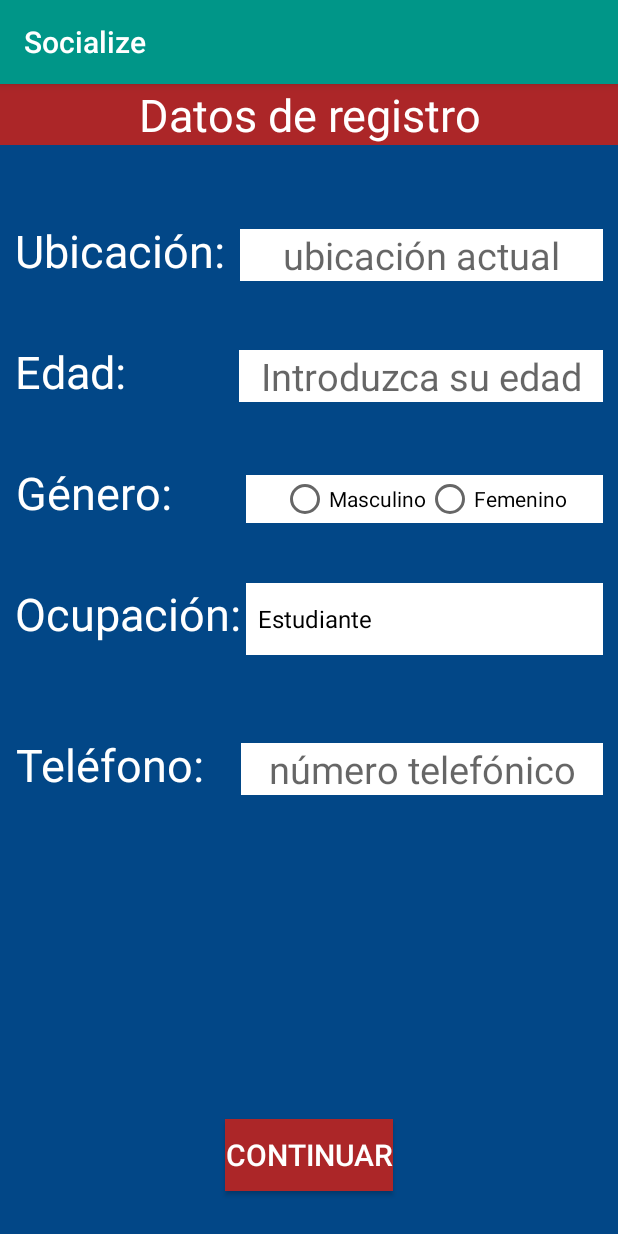
After one commit to AdrianLeyva/Socialize, an Android app: the RegisterActivity screen opened directly, with no data from a screen before it, on a phone screen of 412 x 824 dp. The commit adds this screen. Run offline under Robolectric (Android 15) with nearby library versions, the phone set to English and light mode, and no system bars.

Commit message:
Register activity design --- ready

```diff
--- a/app/src/main/java/teamprogra/app/domain/User.java
+++ b/app/src/main/java/teamprogra/app/domain/User.java
@@ -1,4 +1,6 @@
 package teamprogra.app.domain;
+
+import android.net.Uri;
 
 import com.google.gson.Gson;
 
@@ -9,19 +11,18 @@ public class User {
 
     private String name;
     private String email;
+    private Uri photo;
     private int age;
     private String occupation;
+    private String ubication;
+    private String gender;
+    private long phone;
+    private int organizedEvents;
+    private int score;
 
     public User(String name, String email) {
         this.name = name;
         this.email = email;
-    }
-
-    public User(String name, String email, int age, String occupation) {
-        this.name = name;
-        this.email = email;
-        this.age = age;
-        this.occupation = occupation;
     }
 
     /**
@@ -58,6 +59,14 @@ public class User {
         this.email = email;
     }
 
+    public Uri getPhoto() {
+        return photo;
+    }
+
+    public void setPhoto(Uri photo) {
+        this.photo = photo;
+    }
+
     public int getAge() {
         return age;
     }
@@ -73,4 +82,44 @@ public class User {
     public void setOccupation(String occupation) {
         this.occupation = occupation;
     }
+
+    public String getUbication() {
+        return ubication;
+    }
+
+    public void setUbication(String ubication) {
+        this.ubication = ubication;
+    }
+
+    public String getGender() {
+        return gender;
+    }
+
+    public void setGender(String gender) {
+        this.gender = gender;
+    }
+
+    public long getPhone() {
+        return phone;
+    }
+
+    public void setPhone(long phone) {
+        this.phone = phone;
+    }
+
+    public int getOrganizedEvents() {
+        return organizedEvents;
+    }
+
+    public void setOrganizedEvents(int organizedEvents) {
+        this.organizedEvents = organizedEvents;
+    }
+
+    public int getScore() {
+        return score;
+    }
+
+    public void setScore(int score) {
+        this.score = score;
+    }
 }
--- a/app/src/main/java/teamprogra/app/socialize/socialize/LoginActivity.java
+++ b/app/src/main/java/teamprogra/app/socialize/socialize/LoginActivity.java
@@ -13,7 +13,6 @@ import com.google.android.gms.auth.api.signin.GoogleSignInOptions;
 import com.google.android.gms.auth.api.signin.GoogleSignInResult;
 import com.google.android.gms.common.ConnectionResult;
 import com.google.android.gms.common.api.GoogleApiClient;
-
 import teamprogra.app.domain.User;
 import teamprogra.app.persistence.SocializeSQLiteOpenHelper;
 import teamprogra.app.util.Util;
@@ -88,6 +87,7 @@ public class LoginActivity extends AppCompatActivity implements GoogleApiClient.
                 user = new User(acct.getDisplayName(),acct.getEmail());
                 app = (SocializeApplication) getApplicationContext();
                 app.registerLogIn();
+                app.registerSignInGoogle();
                 Util.showToastShort(this,user.getName());
                 Util.sendAndFinish(this,ModosActivity.class);
             }
@@ -101,6 +101,8 @@ public class LoginActivity extends AppCompatActivity implements GoogleApiClient.
     public void onConnectionFailed(ConnectionResult connectionResult) {
 
     }
+
+
 
     public void configureGoogleApi(){
         // Configure sign-in to request the user's ID, email address, and basic profile. ID and
--- a/app/src/main/java/teamprogra/app/socialize/socialize/MainActivity.java
+++ b/app/src/main/java/teamprogra/app/socialize/socialize/MainActivity.java
@@ -13,13 +13,13 @@ import android.view.Menu;
 import android.view.MenuItem;
 import android.view.Window;
 import android.view.WindowManager;
-
+import com.google.android.gms.common.api.GoogleApiClient;
 import teamprogra.app.domain.User;
 import teamprogra.app.persistence.SocializeSQLiteOpenHelper;
 import teamprogra.app.util.Util;
 
 public class MainActivity extends AppCompatActivity
-        implements NavigationView.OnNavigationItemSelectedListener {
+        implements NavigationView.OnNavigationItemSelectedListener, GoogleApiClient.ConnectionCallbacks {
 
     private SocializeApplication app;
     private User user;
@@ -71,6 +71,12 @@ public class MainActivity extends AppCompatActivity
         if (id == R.id.action_logOut) {
             SocializeApplication app = (SocializeApplication) getApplicationContext();
             app.registerLogOut();
+            if(app.isSignInGoogle()){
+                app.registerLogOutGoogle();
+            }
+            else {
+                app.registerLogOutFacebook();
+            }
             Util.sendAndFinish(MainActivity.this,LoginActivity.class);
             return true;
         }
@@ -109,4 +115,15 @@ public class MainActivity extends AppCompatActivity
         pointer.moveToNext();
         user = new User(pointer.getString(0),pointer.getString(1));
     }
+
+
+    @Override
+    public void onConnected(Bundle bundle) {
+
+    }
+
+    @Override
+    public void onConnectionSuspended(int i) {
+
+    }
 }
--- /dev/null
+++ b/app/src/main/java/teamprogra/app/socialize/socialize/RegisterActivity.java
@@ -0,0 +1,38 @@
+package teamprogra.app.socialize.socialize;
+
+import android.support.v7.app.AppCompatActivity;
+import android.os.Bundle;
+import android.view.View;
+import android.view.Window;
+import android.view.WindowManager;
+import android.widget.AdapterView;
+import android.widget.ArrayAdapter;
+import android.widget.Spinner;
+
+public class RegisterActivity extends AppCompatActivity implements AdapterView.OnItemSelectedListener{
+
+    @Override
+    protected void onCreate(Bundle savedInstanceState) {
+        super.onCreate(savedInstanceState);
+        //hace la actividad FULLSCREEN
+        this.requestWindowFeature(Window.FEATURE_NO_TITLE);
+        getWindow().addFlags(WindowManager.LayoutParams.FLAG_FULLSCREEN);
+        setContentView(R.layout.activity_register);
+
+        Spinner spinner = (Spinner) findViewById(R.id.spinner_ocupacionRA);
+        ArrayAdapter<CharSequence> adapter = ArrayAdapter.createFromResource(this,R.array.ocupaciones,
+                                                            R.layout.support_simple_spinner_dropdown_item);
+        spinner.setAdapter(adapter);
+        spinner.setOnItemSelectedListener(this);
+    }
+
+    @Override
+    public void onItemSelected(AdapterView<?> adapterView, View view, int i, long l) {
+
+    }
+
+    @Override
+    public void onNothingSelected(AdapterView<?> adapterView) {
+
+    }
+}
--- a/app/src/main/java/teamprogra/app/socialize/socialize/SocializeApplication.java
+++ b/app/src/main/java/teamprogra/app/socialize/socialize/SocializeApplication.java
@@ -13,7 +13,9 @@ public class SocializeApplication extends Application{
     private SharedPreferences preferences;
 
     private static final String APP_KEY_IS_LOGIN_START = "APP_KEY_IS_LOGIN_START";
-    private static final String APP_KEY_USER_OBJECT = "APP_KEY_USER_OBJECT";
+    private static final String APP_KEY_IS_SIGN_IN_WITH_GOOGLE = "APP_KEY_IS_LOGIN_WITH_GOOGLE";
+    private static final String APP_KEY_IS_SIGN_IN_WITH_FACEBOOK = "APP_KEY_IS_LOGIN_WITH_FACEBOOK";
+
     @Override
     public void onCreate() {
         super.onCreate();
@@ -30,6 +32,30 @@ public class SocializeApplication extends Application{
 
     public boolean isLoginStart(){
         return getBooleanRegisterValuePreferences(SocializeApplication.APP_KEY_IS_LOGIN_START);
+    }
+
+    public void registerSignInGoogle(){
+        saveValuePreferences(SocializeApplication.APP_KEY_IS_SIGN_IN_WITH_GOOGLE,true);
+    }
+
+    public void registerLogOutGoogle(){
+        saveValuePreferences(SocializeApplication.APP_KEY_IS_SIGN_IN_WITH_GOOGLE,false);
+    }
+
+    public void registerSignInFacebook(){
+        saveValuePreferences(SocializeApplication.APP_KEY_IS_SIGN_IN_WITH_FACEBOOK, true);
+    }
+
+    public void registerLogOutFacebook(){
+        saveValuePreferences(SocializeApplication.APP_KEY_IS_SIGN_IN_WITH_FACEBOOK,false);
+    }
+
+    public boolean isSignInGoogle(){
+        return getBooleanRegisterValuePreferences(SocializeApplication.APP_KEY_IS_SIGN_IN_WITH_GOOGLE);
+    }
+
+    public boolean isSignInFacebook(String key){
+        return getBooleanRegisterValuePreferences(SocializeApplication.APP_KEY_IS_SIGN_IN_WITH_FACEBOOK);
     }
 
 
--- /dev/null
+++ b/app/src/main/res/layout/activity_register.xml
@@ -0,0 +1,186 @@
+<?xml version="1.0" encoding="utf-8"?>
+<RelativeLayout xmlns:android="http://schemas.android.com/apk/res/android"
+    xmlns:tools="http://schemas.android.com/tools"
+    android:layout_width="match_parent"
+    android:layout_height="match_parent"
+    android:background="@color/colorPrimaryDark"
+    tools:context="teamprogra.app.socialize.socialize.RegisterActivity">
+
+    <TextView
+        android:id="@+id/textView_titleActivityRegister"
+        android:layout_width="match_parent"
+        android:layout_height="wrap_content"
+        android:background="@color/colorAccent"
+        android:gravity="center"
+        android:text="@string/title_activity_RegisterActivity"
+        android:textSize="30sp"
+        android:textColor="@color/colorWhite"
+        android:layout_centerHorizontal="true" />
+
+    <TextView
+        android:id="@+id/textView_ubicacionRA"
+        android:layout_width="wrap_content"
+        android:layout_height="wrap_content"
+        android:layout_below="@id/textView_titleActivityRegister"
+        android:layout_marginTop="50dp"
+        android:layout_marginLeft="10dp"
+        android:gravity="center"
+        android:text="@string/textView_ubicacion"
+        android:textSize="30sp"
+        android:textColor="@color/colorWhite"/>
+
+    <EditText
+        android:id="@+id/editText_ubicacionRA"
+        android:layout_width="match_parent"
+        android:layout_height="wrap_content"
+        android:layout_marginLeft="10dp"
+        android:layout_marginRight="10dp"
+        android:background="@color/colorWhite"
+        android:gravity="center"
+        android:textSize="25sp"
+        android:hint="ubicación actual"
+        android:textColor="@color/colorBlack"
+        android:layout_alignBottom="@+id/textView_ubicacionRA"
+        android:layout_toRightOf="@+id/textView_ubicacionRA"
+        android:layout_toEndOf="@+id/textView_ubicacionRA"
+         />
+
+    <TextView
+        android:id="@+id/textView_edadRA"
+        android:layout_width="wrap_content"
+        android:layout_height="wrap_content"
+        android:layout_below="@id/textView_ubicacionRA"
+        android:layout_marginTop="40dp"
+        android:layout_marginLeft="10dp"
+        android:gravity="center"
+        android:text="@string/textView_edad"
+        android:textSize="30sp"
+        android:textColor="@color/colorWhite"/>
+
+    <EditText
+        android:id="@+id/editText_edadRA"
+        android:layout_width="match_parent"
+        android:layout_height="wrap_content"
+        android:layout_marginLeft="75dp"
+        android:layout_marginRight="10dp"
+        android:background="@color/colorWhite"
+        android:gravity="center"
+        android:textSize="25sp"
+        android:hint="Introduzca su edad"
+        android:inputType="number"
+        android:textColor="@color/colorBlack"
+        android:layout_alignBottom="@+id/textView_edadRA"
+        android:layout_toRightOf="@+id/textView_edadRA"
+        android:layout_toEndOf="@+id/textView_edadRA"
+        />
+
+    <TextView
+        android:id="@+id/textView_generoRA"
+        android:layout_width="wrap_content"
+        android:layout_height="wrap_content"
+        android:layout_below="@id/textView_edadRA"
+        android:layout_marginTop="40dp"
+        android:layout_marginLeft="10dp"
+        android:gravity="center"
+        android:text="@string/textView_genero"
+        android:textSize="30sp"
+        android:textColor="@color/colorWhite"/>
+
+    <RadioGroup
+        android:id="@+id/radioGroup_generoRA"
+        android:layout_width="match_parent"
+        android:layout_height="wrap_content"
+        android:layout_alignBottom="@+id/textView_generoRA"
+        android:layout_toRightOf="@+id/textView_generoRA"
+        android:layout_toEndOf="@+id/textView_generoRA"
+        android:layout_marginLeft="50dp"
+        android:layout_marginRight="10dp"
+        android:orientation="horizontal"
+        android:gravity="center"
+        android:background="@color/colorWhite"
+        >
+
+        <RadioButton
+            android:id="@+id/radioButton_masculinoRA"
+            android:layout_width="wrap_content"
+            android:layout_height="wrap_content"
+            android:text="Masculino"/>
+
+        <RadioButton
+            android:id="@+id/radioButton_femeninoRA"
+            android:layout_width="wrap_content"
+            android:layout_height="wrap_content"
+            android:text="Femenino"/>
+    </RadioGroup>
+
+    <TextView
+        android:id="@+id/textView_ocupacionRA"
+        android:layout_width="wrap_content"
+        android:layout_height="wrap_content"
+        android:layout_below="@id/textView_generoRA"
+        android:layout_marginTop="40dp"
+        android:layout_marginLeft="10dp"
+        android:gravity="center"
+        android:text="@string/textView_ocupacion"
+        android:textSize="30sp"
+        android:textColor="@color/colorWhite"/>
+
+    <Spinner
+        android:id="@+id/spinner_ocupacionRA"
+        android:layout_width="match_parent"
+        android:layout_height="wrap_content"
+        android:layout_alignTop="@+id/textView_ocupacionRA"
+        android:layout_alignLeft="@+id/radioGroup_generoRA"
+        android:layout_alignStart="@+id/radioGroup_generoRA"
+        android:layout_marginRight="10dp"
+        android:gravity="center"
+        android:background="@color/colorWhite"
+        >
+
+    </Spinner>
+
+    <TextView
+        android:id="@+id/textView_telefonoRA"
+        android:layout_width="wrap_content"
+        android:layout_height="wrap_content"
+        android:layout_below="@id/textView_ocupacionRA"
+        android:layout_marginTop="60dp"
+        android:layout_marginLeft="10dp"
+        android:gravity="center"
+        android:text="@string/textView_telefono"
+        android:textSize="30sp"
+        android:textColor="@color/colorWhite"/>
+
+    <EditText
+        android:id="@+id/editText_telefonoRA"
+        android:layout_width="match_parent"
+        android:layout_height="wrap_content"
+        android:layout_alignBottom="@+id/textView_telefonoRA"
+        android:layout_toRightOf="@+id/textView_telefonoRA"
+        android:layout_toEndOf="@+id/textView_telefonoRA"
+        android:layout_marginRight="10dp"
+        android:layout_marginLeft="25dp"
+        android:inputType="phone"
+        android:ems="10"
+        android:background="@color/colorWhite"
+        android:gravity="center"
+        android:textSize="25sp"
+        android:hint="número telefónico"
+        android:textColor="@color/colorBlack"
+         />
+
+    <Button
+        android:id="@+id/button_continuarRA"
+        android:layout_width="wrap_content"
+        android:layout_height="wrap_content"
+        android:layout_alignParentBottom="true"
+        android:layout_centerHorizontal="true"
+        android:layout_marginBottom="30dp"
+        android:text="@string/button_continuar"
+        android:textColor="@color/colorWhite"
+        android:textSize="20sp"
+        android:gravity="center"
+        android:background="@color/colorAccent"
+        />
+
+</RelativeLayout>
--- /dev/null
+++ b/app/src/main/res/values/arrays.xml
@@ -0,0 +1,9 @@
+<?xml version="1.0" encoding="utf-8"?>
+<resources>
+    <string-array name="ocupaciones">
+
+        <item>Estudiante</item>
+        <item>Profesionista</item>
+        <item>Sin ocupación</item>
+    </string-array>
+</resources>
--- a/app/src/main/res/values/strings.xml
+++ b/app/src/main/res/values/strings.xml
@@ -4,10 +4,17 @@
     <string name="textView_modoInvitado">Modo invitado</string>
     <string name="textView_titleLoginActivity">¡Comienza registrándote aquí!</string>
     <string name="textView_infoRegistrarse">¿No tienes un usuario? Regístrate aquí</string>
+    <string name="textView_ubicacion">Ubicación:</string>
+    <string name="textView_edad">Edad:</string>
+    <string name="textView_genero">Género:</string>
+    <string name="textView_ocupacion">Ocupación:</string>
+    <string name="textView_telefono">Teléfono:</string>
     <string name="editText_ingresarUsuario">Ingrese su usuario</string>
     <string name="editText_ingresarContraseña">Ingrese su contraseña</string>
     <string name="button_login">Validar</string>
+    <string name="button_continuar">Continuar</string>
     <string name="title_activity_ModoAnfitrion">Modo Anfitrión</string>
+    <string name="title_activity_RegisterActivity">Datos de registro</string>
 
     <string name="navigation_drawer_open">Open navigation drawer</string>
     <string name="navigation_drawer_close">Close navigation drawer</string>
```
Also changed, not shown: app/src/main/AndroidManifest.xml (+3 -4 lines).
